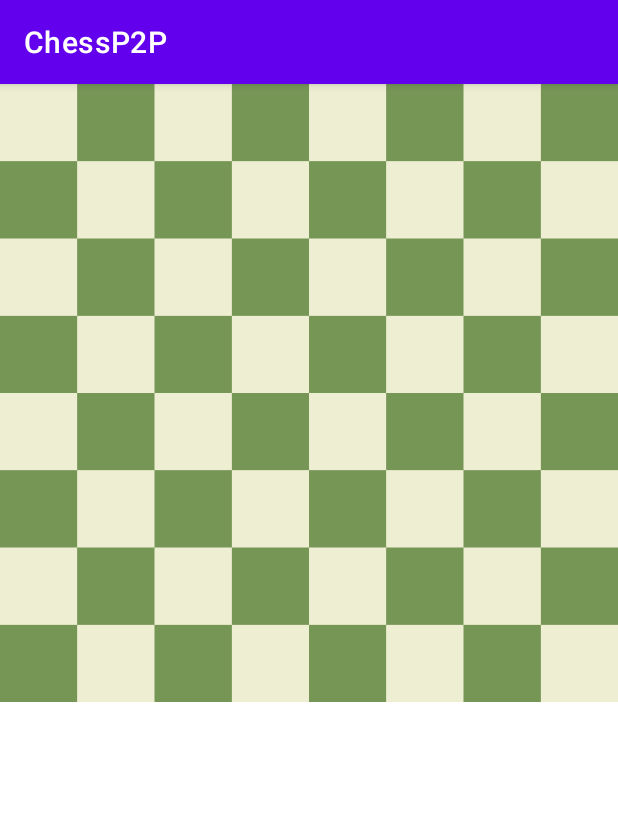
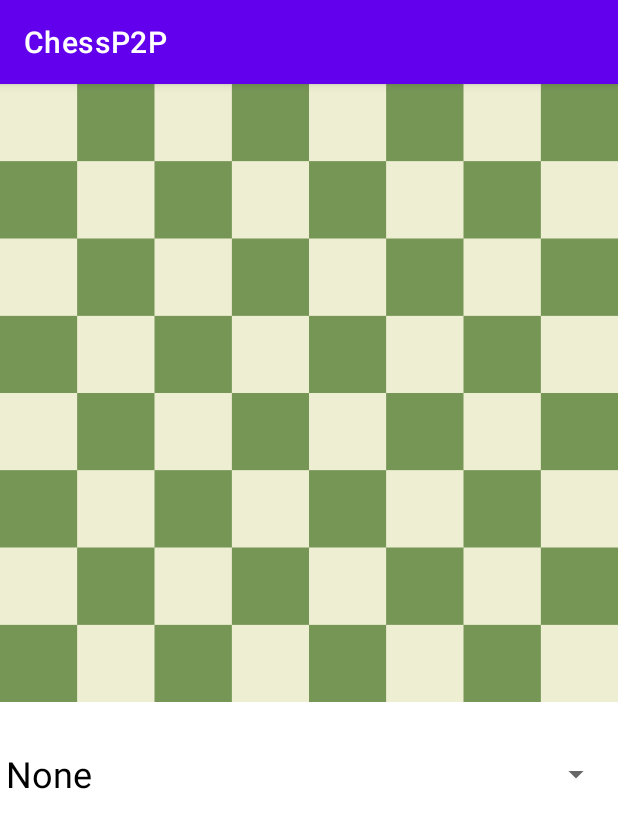
Before and after one commit to manhvu0803/ChessP2P, an Android app: the EditBoardActivity screen opened directly, with no data from a screen before it, on a phone screen of 412 x 824 dp. Shown: the top 828 px of the screen. Run offline under Robolectric (Android 15) with nearby library versions, the phone set to English and light mode, and no system bars.

Commit message:
Add selectable spinner to EditBoard activity

```diff
--- a/app/src/main/java/com/example/chessp2p/EditBoardActivity.java
+++ b/app/src/main/java/com/example/chessp2p/EditBoardActivity.java
@@ -3,18 +3,44 @@ package com.example.chessp2p;
 import androidx.appcompat.app.AppCompatActivity;
 
 import android.os.Bundle;
+import android.view.View;
+import android.widget.AdapterView;
+import android.widget.ArrayAdapter;
+import android.widget.Spinner;
 
 import com.example.chessp2p.gameplay.Chess;
 import com.example.chessp2p.gameplay.EditableBoardView;
 
-public class EditBoardActivity extends AppCompatActivity {
+public class EditBoardActivity extends AppCompatActivity implements AdapterView.OnItemSelectedListener {
+    static final String[] pieceStrings = {"None",
+                            "White King", "White Rook", "White Knight", "White Bishop", "White Queen", "White Pawn",
+                            "Black King", "Black Rook", "Black Knight", "Black Bishop", "Black Queen", "Black Pawn"};
+    static final Chess[] pieces = {Chess.EM,
+                            Chess.WK, Chess.WR, Chess.WN, Chess.WB, Chess.WQ, Chess.WP,
+                            Chess.BK, Chess.BR, Chess.BN, Chess.BB, Chess.BQ, Chess.BP};
+
+    EditableBoardView boardView;
 
     @Override
     protected void onCreate(Bundle savedInstanceState) {
         super.onCreate(savedInstanceState);
         setContentView(R.layout.activity_edit_board);
 
-        EditableBoardView boardView = this.findViewById(R.id.editableBoardView);
+        boardView = this.findViewById(R.id.editableBoardView);
         boardView.setAddPiece(Chess.WR);
+
+        Spinner spinner = this.findViewById(R.id.chessPieceSpinner);
+        spinner.setAdapter(new ArrayAdapter<>(this, R.layout.spinner_item, pieceStrings));
+        spinner.setOnItemSelectedListener(this);
+    }
+
+    @Override
+    public void onItemSelected(AdapterView<?> adapterView, View view, int i, long l) {
+        boardView.setAddPiece(pieces[i]);
+    }
+
+    @Override
+    public void onNothingSelected(AdapterView<?> adapterView) {
+        boardView.setAddPiece(Chess.EM);
     }
 }
--- a/app/src/main/res/layout/activity_edit_board.xml
+++ b/app/src/main/res/layout/activity_edit_board.xml
@@ -13,4 +13,14 @@
         app:layout_constraintStart_toStartOf="parent"
         app:layout_constraintTop_toTopOf="parent" />
 
+    <Spinner
+        android:id="@+id/chessPieceSpinner"
+        android:layout_width="404dp"
+        android:layout_height="48dp"
+        android:layout_marginTop="24dp"
+        android:contentDescription="@string/app_name"
+        app:layout_constraintEnd_toEndOf="parent"
+        app:layout_constraintStart_toStartOf="parent"
+        app:layout_constraintTop_toBottomOf="@+id/editableBoardView" />
+
 </androidx.constraintlayout.widget.ConstraintLayout>
--- a/app/src/main/res/layout/activity_main_game.xml
+++ b/app/src/main/res/layout/activity_main_game.xml
@@ -55,7 +55,8 @@
             android:layout_width="match_parent"
             android:layout_height="wrap_content"
             android:layout_margin="5dp"
-            android:textColor="@color/black" />
+            android:textColor="@color/black"
+            android:textSize="34sp" />
     </ScrollView>
 
 </LinearLayout>
--- /dev/null
+++ b/app/src/main/res/layout/spinner_item.xml
@@ -0,0 +1,10 @@
+<?xml version="1.0" encoding="utf-8"?>
+
+    <TextView
+        xmlns:android="http://schemas.android.com/apk/res/android"
+        android:id="@+id/itemTextView"
+        android:layout_width="wrap_content"
+        android:layout_height="wrap_content"
+        android:text="TextView"
+        android:textColor="@color/black"
+        android:textSize="24sp"/>
```
